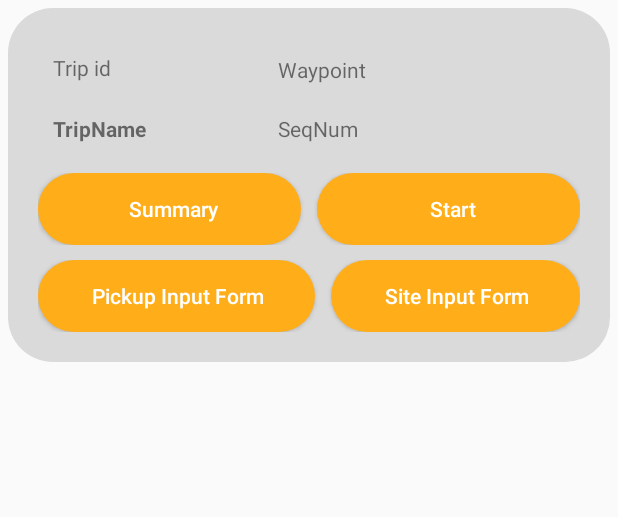
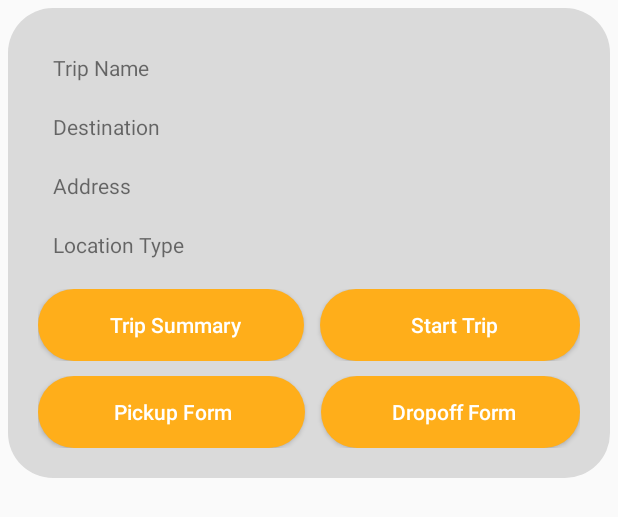
Before and after one commit to Aelbish/CSCI-4060-AIMS-Project, an Android app: the layout sample_trips_list.xml on its own in the app's theme, with its tools: preview values and no code run, on a phone screen of 412 x 824 dp. Shown: the top 517 px of the screen. Run offline under Robolectric (Android 15) with nearby library versions, the phone set to English and light mode, and no system bars; network calls fail.

Commit message:
Changed the content displayed in trips list.

```diff
--- a/app/src/main/java/csci4060/project/aimsmobileapp/adapter/TripListAdapter.java
+++ b/app/src/main/java/csci4060/project/aimsmobileapp/adapter/TripListAdapter.java
@@ -46,10 +46,12 @@ public class TripListAdapter extends RecyclerView.Adapter<TripListAdapter.ItemsV
         final TripInfoModel tripInfoModel = tripInfoModelList.get(i);
 
 
-        itemsViewHolder.txtTripId.setText("Trip id: " + tripInfoModel.getTripId());
+        //itemsViewHolder.txtTripId.setText("Trip id: " + tripInfoModel.getTripId());
         itemsViewHolder.txtTripName.setText("Trip name: " + tripInfoModel.getTripName());
-        itemsViewHolder.txtTripWaypoint.setText("Location: " + tripInfoModel.getWaypoint());
-        itemsViewHolder.txtTripSeq.setText("Load: " + tripInfoModel.getSeqNum());
+        itemsViewHolder.txtTripWaypoint.setText("Location Type: " + tripInfoModel.getWaypoint());
+        //itemsViewHolder.txtTripSeq.setText("Load: " + tripInfoModel.getSeqNum());
+        itemsViewHolder.txtDestinationName.setText("Destination: " + tripInfoModel.getDestinationName());
+        itemsViewHolder.txtAddress.setText("Address: " + tripInfoModel.getAddress());
 
         itemsViewHolder.btnSourceInput.setOnClickListener(new View.OnClickListener() {
             @Override
@@ -117,17 +119,20 @@ public class TripListAdapter extends RecyclerView.Adapter<TripListAdapter.ItemsV
 
     public class ItemsViewHolder extends RecyclerView.ViewHolder {
 
-        public TextView txtTripId, txtTripName, txtTripWaypoint, txtTripSeq;
+        public TextView txtTripId, txtTripName, txtTripWaypoint, txtTripSeq, txtDestinationName, txtAddress;
         public Button btnSummary, btnStart, btnSourceInput, btnSiteInput;
 
         public ItemsViewHolder(@NonNull View itemView) {
 
             super(itemView);
 
-            txtTripId = itemView.findViewById(R.id.txtTripId);
+            //txtTripId = itemView.findViewById(R.id.txtTripId);
             txtTripName = itemView.findViewById(R.id.txtTripName);
             txtTripWaypoint = itemView.findViewById(R.id.txtTripWaypoint);
-            txtTripSeq = itemView.findViewById(R.id.txtTripSeq);
+            //txtTripSeq = itemView.findViewById(R.id.txtTripSeq);
+            txtDestinationName = itemView.findViewById(R.id.txtDestinationName);
+            txtAddress = itemView.findViewById(R.id.txtAddress);
+
             btnSummary = itemView.findViewById(R.id.btn_summary);
             btnStart=itemView.findViewById(R.id.btn_start);
             btnSourceInput=itemView.findViewById(R.id.btn_source_input);
--- a/app/src/main/res/layout/sample_trips_list.xml
+++ b/app/src/main/res/layout/sample_trips_list.xml
@@ -23,21 +23,10 @@
             android:padding="10dp">
 
             <TextView
-                android:id="@+id/txtTripId"
-                android:layout_width="150dp"
+                android:id="@+id/txtTripName"
+                android:layout_width="match_parent"
                 android:layout_height="wrap_content"
-                android:text="Trip id" />
-
-            <TextView
-                android:id="@+id/txtTripWaypoint"
-                android:layout_width="wrap_content"
-                android:layout_height="wrap_content"
-                android:layout_below="@id/txtTripId"
-                android:layout_alignRight="@+id/txtTripName"
-                android:layout_marginTop="1dp"
-                android:layout_marginRight="-239dp"
-                android:text="Waypoint" />
-
+                android:text="Trip Name" />
 
         </LinearLayout>
 
@@ -48,23 +37,43 @@
             android:padding="10dp">
 
             <TextView
-                android:id="@+id/txtTripName"
-                android:layout_width="150dp"
+                android:id="@+id/txtDestinationName"
+                android:layout_width="match_parent"
                 android:layout_height="wrap_content"
-                android:layout_below="@id/txtTripId"
-                android:text="TripName"
-                android:textStyle="bold" />
-
-            <TextView
-                android:id="@+id/txtTripSeq"
-                android:layout_width="wrap_content"
-                android:layout_height="wrap_content"
-                android:layout_alignRight="@+id/txtTripId"
-                android:layout_marginRight="-256dp"
-                android:text="SeqNum" />
+                android:layout_below="@id/txtTripName"
+                android:text="Destination"/>
 
         </LinearLayout>
 
+        <LinearLayout
+            android:layout_width="match_parent"
+            android:layout_height="wrap_content"
+            android:orientation="horizontal"
+            android:padding="10dp">
+
+            <TextView
+                android:id="@+id/txtAddress"
+                android:layout_width="match_parent"
+                android:layout_height="wrap_content"
+                android:layout_below="@id/txtTripName"
+                android:text="Address"/>
+
+        </LinearLayout>
+
+        <LinearLayout
+            android:layout_width="match_parent"
+            android:layout_height="wrap_content"
+            android:orientation="horizontal"
+            android:padding="10dp">
+
+            <TextView
+                android:id="@+id/txtTripWaypoint"
+                android:layout_width="match_parent"
+                android:layout_height="wrap_content"
+                android:layout_below="@id/txtAddress"
+                android:text="Location Type"/>
+
+        </LinearLayout>
 
         <LinearLayout
             android:layout_width="match_parent"
@@ -84,7 +93,7 @@
                 android:background="@drawable/my_button"
                 android:clickable="true"
                 android:paddingLeft="5dp"
-                android:text="Summary"
+                android:text="Trip Summary"
                 android:textAllCaps="false"
                 android:textColor="#ffffff" />
 
@@ -98,7 +107,7 @@
                 android:background="@drawable/my_button"
                 android:clickable="true"
                 android:paddingLeft="5dp"
-                android:text="Start"
+                android:text=" Start Trip "
                 android:textAllCaps="false"
                 android:textColor="#ffffff" />
 
@@ -122,7 +131,7 @@
                 android:background="@drawable/my_button"
                 android:clickable="true"
                 android:paddingLeft="5dp"
-                android:text="Pickup Input Form "
+                android:text=" Pickup Form  "
                 android:textAllCaps="false"
                 android:textColor="#ffffff" />
 
@@ -136,7 +145,7 @@
                 android:background="@drawable/my_button"
                 android:clickable="true"
                 android:paddingLeft="5dp"
-                android:text="Site Input Form "
+                android:text="Dropoff Form"
                 android:textAllCaps="false"
                 android:textColor="#ffffff" />
 
```
Also changed, not shown: 26 other files.
